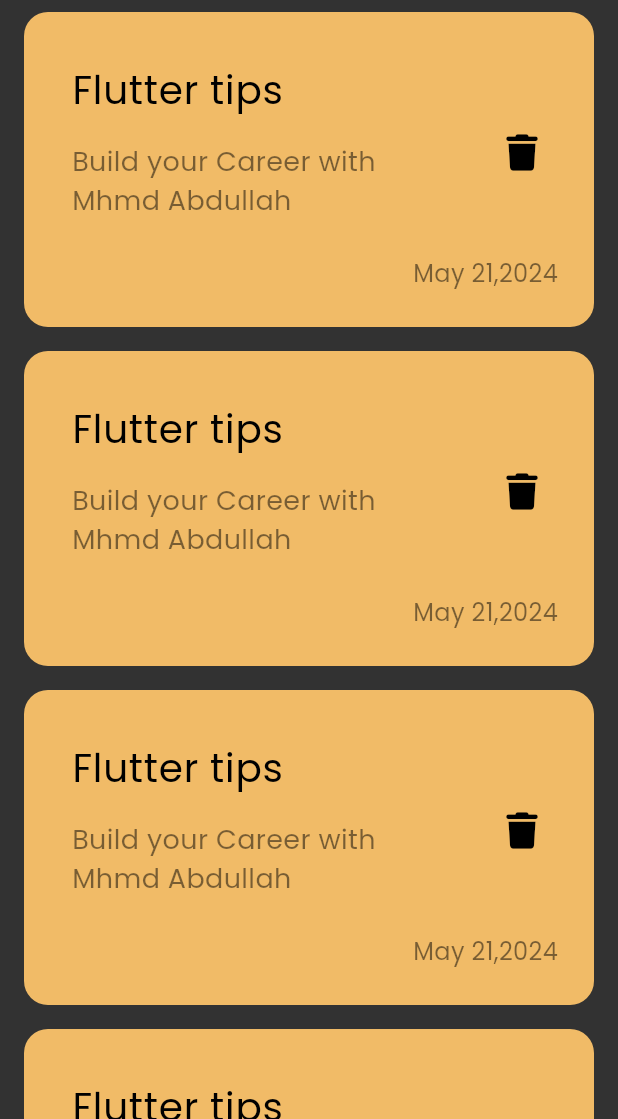
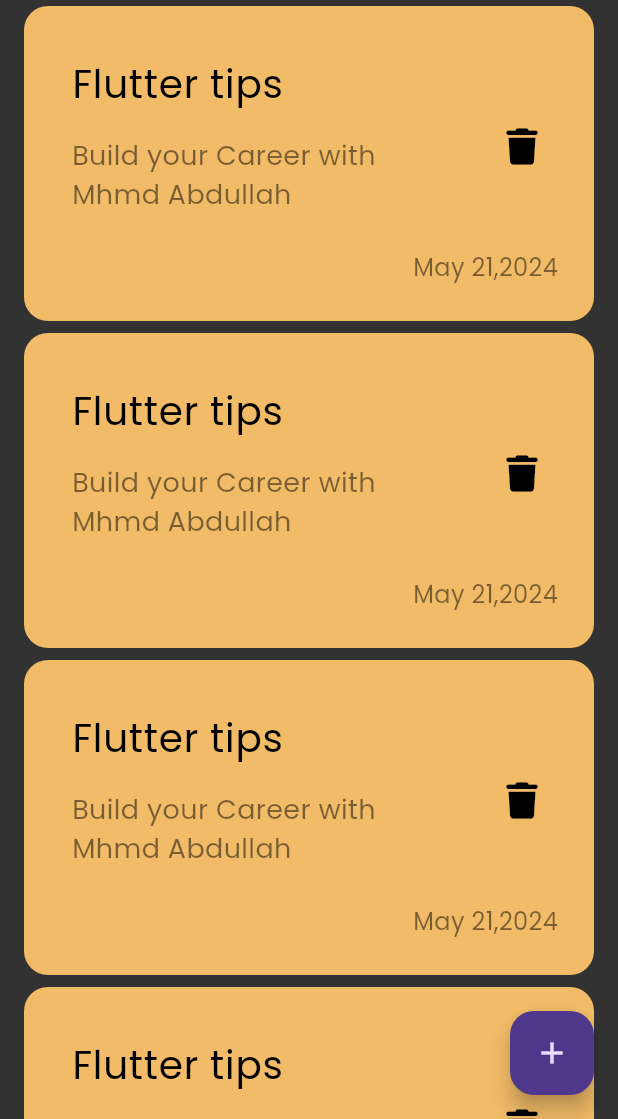
Before and after one commit to MoAbdullahConQ/notes_app, a Flutter app: the screen it shows after launch, on a phone screen of 412 x 824 dp, the part 117-1236 px from its top. Run offline on Flutter 3.47's test engine with Material 3 defaults, Android fonts, the phone set to English and light mode, and no system bars; our stand-ins replace font_awesome_flutter.

Commit message:
add floating action button

```diff
--- a/lib/views/notes_view.dart
+++ b/lib/views/notes_view.dart
@@ -7,6 +7,11 @@ class NotesView extends StatelessWidget {
   @override
   Widget build(BuildContext context) {
     return Scaffold(
+      floatingActionButton: FloatingActionButton(
+        onPressed: () {},
+        child: Icon(Icons.add),
+
+      ),
       body: const NotesViewBody(),
     );
   }
--- a/lib/widgets/note_item.dart
+++ b/lib/widgets/note_item.dart
@@ -11,7 +11,7 @@ class NoteItem extends StatelessWidget {
       // height: 200,
       padding: const EdgeInsets.only(top: 24, bottom: 24, left: 16),
       decoration: BoxDecoration(
-        color: Color(0xffF1BB67),
+        color: const Color(0xffF1BB67),
         borderRadius: BorderRadius.circular(16),
       ),
       child: Column(
--- a/lib/widgets/notes_list_view.dart
+++ b/lib/widgets/notes_list_view.dart
@@ -10,10 +10,9 @@ class NotesListView extends StatelessWidget {
   Widget build(BuildContext context) {
     return ListView.builder(
       physics: const BouncingScrollPhysics(),
-      itemCount: 4,
       itemBuilder: (context, index) {
         return const Padding(
-          padding: EdgeInsets.symmetric(vertical: 8.0),
+          padding: EdgeInsets.symmetric(vertical: 4.0),
           child: NoteItem(),
         );
       },
```
